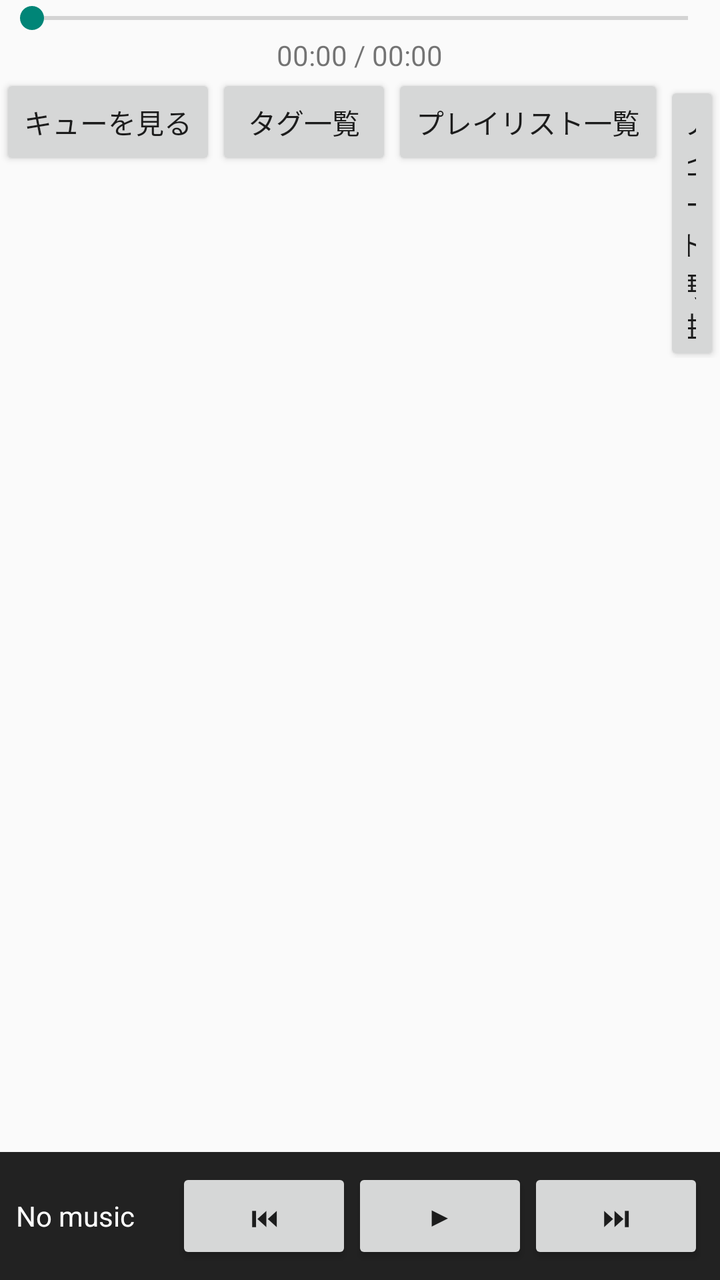
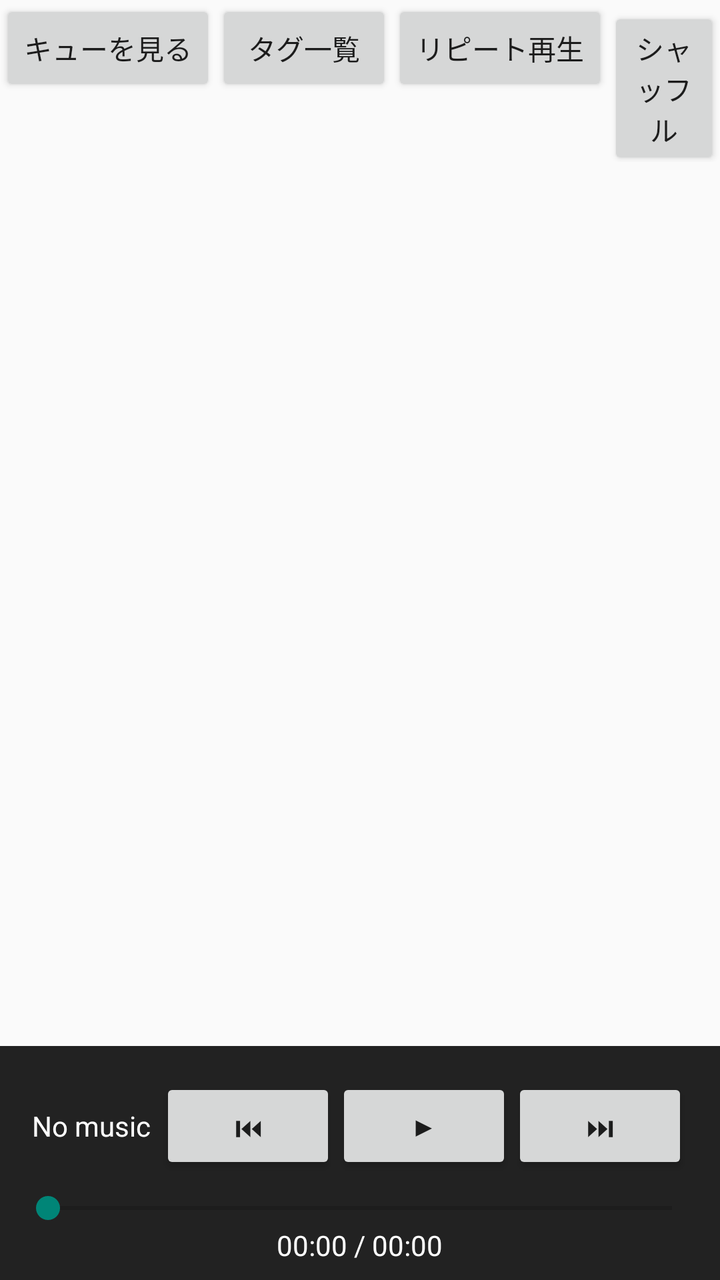

Screens rendered from an Android XML layout before and after an edit, with the pre-edit source and the edit as a unified diff.
<!-- AndroidManifest.xml: application theme Theme.AppCompat.Light.DarkActionBar -->
<!-- res/layout/activity_main.xml -->
<LinearLayout
    xmlns:android="http://schemas.android.com/apk/res/android"
    android:orientation="vertical"
    android:layout_width="match_parent"
    android:layout_height="match_parent">

    <SeekBar
        android:id="@+id/seekBar"
        android:layout_width="match_parent"
        android:layout_height="wrap_content"/>

    <TextView
        android:id="@+id/timeText"
        android:text="00:00 / 00:00"
        android:layout_width="wrap_content"
        android:layout_height="wrap_content"
        android:layout_gravity="center"/>

    <LinearLayout
        android:orientation="horizontal"
        android:layout_width="match_parent"
        android:layout_height="wrap_content">

        <Button
            android:id="@+id/queueButton"
            android:layout_width="wrap_content"
            android:layout_height="wrap_content"
            android:text="キューを見る"/>

        <Button
            android:id="@+id/tagButton"
            android:text="タグ一覧"
            android:layout_width="wrap_content"
            android:layout_height="wrap_content"/>

        <Button
            android:id="@+id/playlistButton"
            android:text="プレイリスト一覧"
            android:layout_width="wrap_content"
            android:layout_height="wrap_content"/>

        <Button
            android:id="@+id/repeatButton"
            android:layout_width="wrap_content"
            android:layout_height="wrap_content"
            android:text="リピート再生"/>

        <Button
            android:id="@+id/shuffleButton"
            android:layout_width="wrap_content"
            android:layout_height="wrap_content"
            android:text="シャッフル"/>
    </LinearLayout>

    <androidx.recyclerview.widget.RecyclerView
        android:id="@+id/recyclerView"
        android:layout_width="match_parent"
        android:layout_height="0dp"
        android:layout_weight="1"/>

    <LinearLayout
        android:id="@+id/miniPlayer"
        android:layout_width="match_parent"
        android:layout_height="64dp"
        android:orientation="horizontal"
        android:padding="8dp"
        android:background="#222"
        android:gravity="center_vertical">

        <TextView
            android:id="@+id/miniTitle"
            android:layout_width="0dp"
            android:layout_height="wrap_content"
            android:layout_weight="1"
            android:text="No music"
            android:textColor="#fff"/>

        <Button
            android:id="@+id/prevButton"
            android:text="⏮"
            android:layout_width="wrap_content"
            android:layout_height="wrap_content"/>

        <Button
            android:id="@+id/playPauseButton"
            android:text="▶"
            android:layout_width="wrap_content"
            android:layout_height="wrap_content"/>

        <Button
            android:id="@+id/nextButton"
            android:text="⏭"
            android:layout_width="wrap_content"
            android:layout_height="wrap_content"/>

    </LinearLayout>

</LinearLayout>
<!-- resources referenced by this layout -->
<resources>

</resources>

<!-- the commit's change to res/layout/activity_main.xml (unified diff, before → after) -->
@@ -4,22 +4,12 @@
     android:layout_width="match_parent"
     android:layout_height="match_parent">
 
-    <SeekBar
-        android:id="@+id/seekBar"
-        android:layout_width="match_parent"
-        android:layout_height="wrap_content"/>
-
-    <TextView
-        android:id="@+id/timeText"
-        android:text="00:00 / 00:00"
-        android:layout_width="wrap_content"
-        android:layout_height="wrap_content"
-        android:layout_gravity="center"/>
-
     <LinearLayout
         android:orientation="horizontal"
         android:layout_width="match_parent"
         android:layout_height="wrap_content">
+
+        
 
         <Button
             android:id="@+id/queueButton"
@@ -33,11 +23,7 @@
             android:layout_width="wrap_content"
             android:layout_height="wrap_content"/>
 
-        <Button
-            android:id="@+id/playlistButton"
-            android:text="プレイリスト一覧"
-            android:layout_width="wrap_content"
-            android:layout_height="wrap_content"/>
+        
 
         <Button
             android:id="@+id/repeatButton"
@@ -52,6 +38,11 @@
             android:text="シャッフル"/>
     </LinearLayout>
 
+    <com.google.android.material.tabs.TabLayout
+        android:id="@+id/tabLayout"
+        android:layout_width="match_parent"
+        android:layout_height="wrap_content"/>
+
     <androidx.recyclerview.widget.RecyclerView
         android:id="@+id/recyclerView"
         android:layout_width="match_parent"
@@ -61,38 +52,60 @@
     <LinearLayout
         android:id="@+id/miniPlayer"
         android:layout_width="match_parent"
-        android:layout_height="64dp"
-        android:orientation="horizontal"
+        android:layout_height="wrap_content"
+        android:orientation="vertical"
         android:padding="8dp"
-        android:background="#222"
-        android:gravity="center_vertical">
+        android:background="#222">
+
+        <LinearLayout
+            android:id="@+id/miniPlayer"
+            android:layout_width="match_parent"
+            android:layout_height="64dp"
+            android:orientation="horizontal"
+            android:padding="8dp"
+            android:background="#222"
+            android:gravity="center_vertical">
+
+            <TextView
+                android:id="@+id/miniTitle"
+                android:layout_width="0dp"
+                android:layout_height="wrap_content"
+                android:layout_weight="1"
+                android:text="No music"
+                android:textColor="#fff"/>
+
+            <Button
+                android:id="@+id/prevButton"
+                android:text="⏮"
+                android:layout_width="wrap_content"
+                android:layout_height="wrap_content"/>
+
+            <Button
+                android:id="@+id/playPauseButton"
+                android:text="▶"
+                android:layout_width="wrap_content"
+                android:layout_height="wrap_content"/>
+
+            <Button
+                android:id="@+id/nextButton"
+                android:text="⏭"
+                android:layout_width="wrap_content"
+                android:layout_height="wrap_content"/>
+
+        </LinearLayout>
+
+        <SeekBar
+            android:id="@+id/seekBar"
+            android:layout_width="match_parent"
+            android:layout_height="wrap_content"/>
 
         <TextView
-            android:id="@+id/miniTitle"
-            android:layout_width="0dp"
+            android:id="@+id/timeText"
+            android:text="00:00 / 00:00"
+            android:layout_width="wrap_content"
             android:layout_height="wrap_content"
-            android:layout_weight="1"
-            android:text="No music"
-            android:textColor="#fff"/>
-
-        <Button
-            android:id="@+id/prevButton"
-            android:text="⏮"
-            android:layout_width="wrap_content"
-            android:layout_height="wrap_content"/>
-
-        <Button
-            android:id="@+id/playPauseButton"
-            android:text="▶"
-            android:layout_width="wrap_content"
-            android:layout_height="wrap_content"/>
-
-        <Button
-            android:id="@+id/nextButton"
-            android:text="⏭"
-            android:layout_width="wrap_content"
-            android:layout_height="wrap_content"/>
-
+            android:textColor="#FFFFFF"
+            android:layout_gravity="center"/>
     </LinearLayout>
 
 </LinearLayout>
